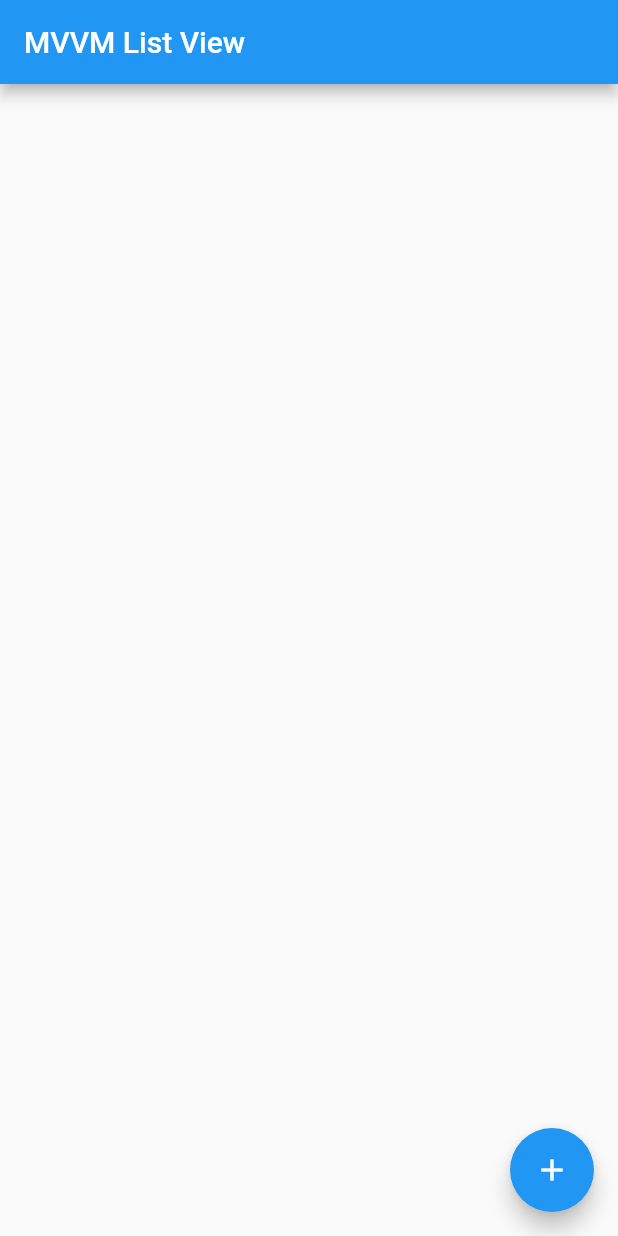
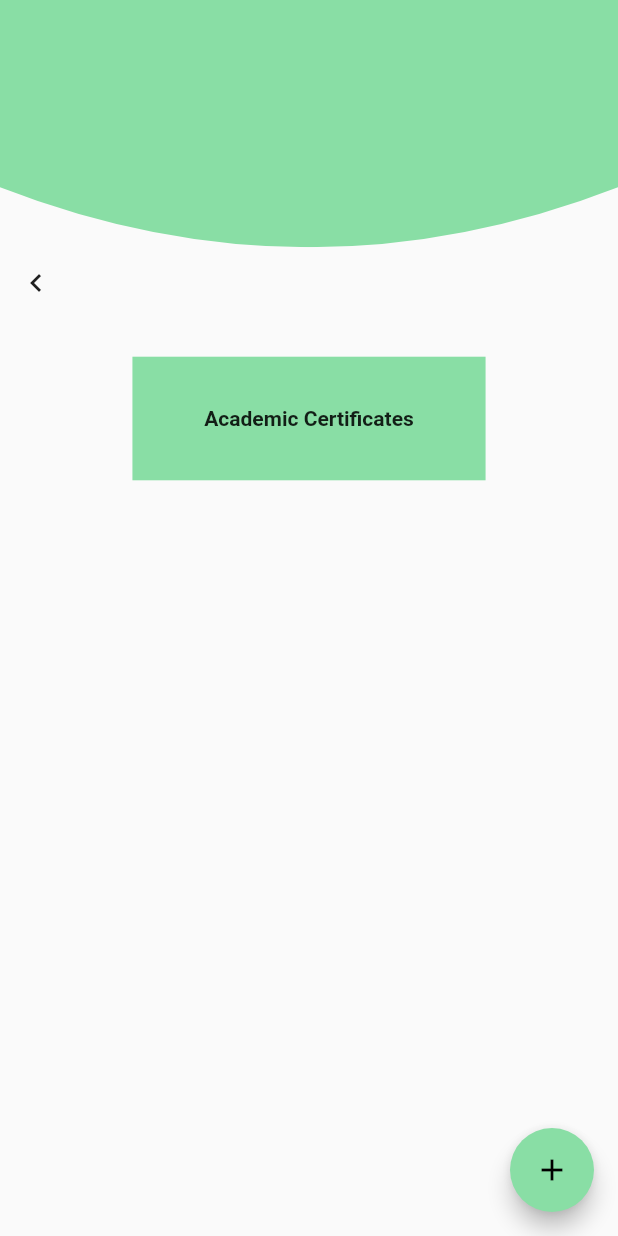
Before and after one commit to BJIT-RnD/HRIS, a Flutter app: the AcademicCertificateView screen opened directly, on a phone screen of 412 x 824 dp. Run offline on Flutter 3.47's test engine with Material 2 defaults, Android fonts, the phone set to English and light mode, and no system bars; our stand-ins replace firebase_core, firebase_messaging, flutter_local_notifications, get, image_picker, introduction_screen and 4 more; accounts and stored records are empty.

Commit message:
Certificate View functionality added.

```diff
--- a/lib/components/rectangle_with_ellipse.dart
+++ b/lib/components/rectangle_with_ellipse.dart
@@ -27,7 +27,7 @@ class RectangleWithEllipse extends StatelessWidget {
 class WaveClipper extends CustomClipper<Path> {
   @override
   bool shouldReclip(covariant CustomClipper<Path> oldClipper) {
-    throw UnimplementedError();
+    return false;
   }
 
   @override
--- a/lib/components/rounded_button.dart
+++ b/lib/components/rounded_button.dart
@@ -1,18 +1,18 @@
 import 'package:flutter/material.dart';
 import 'package:navigation_demo/utils/colors/app_color.dart';
 import 'package:get/get.dart';
-import '../view/signature_view.dart'; // Import the SignatureView class
 
 class RoundedButton extends StatelessWidget {
   final String text;
-  const RoundedButton({super.key, required this.text});
+  final Widget viewName;
+  const RoundedButton({super.key, required this.viewName, required this.text});
 
   @override
   Widget build(BuildContext context) {
     final shapeSize = MediaQuery.of(context).size.width;
     return GestureDetector(
       onTap: () {
-        Get.to(() => SignatureView()); // Navigate to SignatureView on tap
+        Get.to(() => viewName);
       },
       child: Container(
         height: shapeSize / 3.2,
--- a/lib/view/academic_certificates_view.dart
+++ b/lib/view/academic_certificates_view.dart
@@ -3,121 +3,9 @@ import 'package:get/get.dart';
 import 'package:navigation_demo/components/rectangle_with_ellipse.dart';
 import 'package:navigation_demo/utils/colors/app_color.dart';
 import 'package:navigation_demo/utils/constant/constant.dart';
+import 'package:navigation_demo/view/profile_view.dart';
 import '../viewmodel/list_view_model.dart';
 import '../view/list_view_cell.dart';
-
-// class AcademicCertificateView extends StatelessWidget {
-//   const AcademicCertificateView({super.key});
-
-//   @override
-//   Widget build(BuildContext context) {
-//     final width = MediaQuery.of(context).size.width;
-//     return Scaffold(
-//       body: Column(
-//         children: [
-//           RectangleWithEllipse(),
-//           const SizedBox(
-//             height: 25,
-//           ),
-//           Container(
-//             height: displayWidth(context) / 5,
-//             width: displayWidth(context) / 1.75,
-//             decoration: const BoxDecoration(
-//               shape: BoxShape.rectangle,
-//               color: AppColor.primaryColor,
-//             ),
-//             child: Center(
-//               child: Text(
-//                 'academic_certificates'.tr,
-//                 style: const TextStyle(fontWeight: FontWeight.bold),
-//               ),
-//             ),
-//           ),
-//           SizedBox(
-//             height: displayHeight(context) / 12,
-//           ),
-//           Row(
-//             mainAxisAlignment: MainAxisAlignment.spaceAround,
-
-//             children: [
-//               TextButton(
-//                 onPressed: () {},
-//                 style: TextButton.styleFrom(
-//                   backgroundColor: AppColor.buttonAmberColor,
-//                 ),
-//                 child: Text(
-//                   'bsc_certificate'.tr,
-//                   style: const TextStyle(color: Colors.white),
-//                 ),
-//               ),
-//               Container(
-//                 height: 38,
-//                 width: 50,
-//                 decoration: BoxDecoration(
-//                   color: AppColor.buttonAmberColor,
-//                   borderRadius: BorderRadius.circular(8),
-//                 ),
-//                 child: IconButton(
-//                   onPressed: () {},
-//                   icon: const Icon(Icons.edit),
-//                 ),
-//               ),
-//               Container(
-//                 height: 38,
-//                 width: 50,
-//                 decoration: BoxDecoration(
-//                   color: AppColor.buttonAmberColor,
-//                   borderRadius: BorderRadius.circular(8),
-//                 ),
-//                 child: IconButton(
-//                   onPressed: () {},
-//                   icon: const Icon(Icons.download),
-//                 ),
-//               ),
-//               TextButton(
-//                 onPressed: () {},
-//                 style: TextButton.styleFrom(
-//                   backgroundColor: AppColor.buttonAmberColor,
-//                 ),
-//                 child: Text(
-//                   'view'.tr,
-//                   style: const TextStyle(color: Colors.white),
-//                 ),
-//               ),
-//             ],
-//           ),
-//         ],
-//       ),
-//     );
-//   }
-// }
-
-// class AcademicCertificateView extends StatelessWidget {
-//   final ListViewModel listViewModel = Get.put(ListViewModel());
-
-//   @override
-//   Widget build(BuildContext context) {
-//     return Scaffold(
-//       appBar: AppBar(
-//         title: Text('MVVM List View'),
-//       ),
-//       body: Obx(
-//         () => ListView.builder(
-//           itemCount: listViewModel.items.length,
-//           itemBuilder: (context, index) {
-//             return ListViewCell(index);
-//           },
-//         ),
-//       ),
-//       floatingActionButton: FloatingActionButton(
-//         onPressed: () {
-//           listViewModel.addItem('New Item');
-//         },
-//         child: Icon(Icons.add),
-//       ),
-//     );
-//   }
-// }
 
 class AcademicCertificateView extends StatelessWidget {
   final ListViewModel listViewModel = Get.put(ListViewModel());
@@ -126,11 +14,38 @@ class AcademicCertificateView extends StatelessWidget {
   @override
   Widget build(BuildContext context) {
     return Scaffold(
-      appBar: AppBar(
-        title: Text('MVVM List View'),
-      ),
       body: Column(
         children: [
+          RectangleWithEllipse(),
+          Align(
+            alignment: Alignment.topLeft,
+            child: IconButton(
+              onPressed: () {
+                Get.off(const ProfileView());
+              },
+              icon: const Icon(Icons.navigate_before),
+            ),
+          ),
+          const SizedBox(
+            height: 25,
+          ),
+          Container(
+            height: displayWidth(context) / 5,
+            width: displayWidth(context) / 1.75,
+            decoration: const BoxDecoration(
+              shape: BoxShape.rectangle,
+              color: AppColor.primaryColor,
+            ),
+            child: Center(
+              child: Text(
+                'academic_certificates'.tr,
+                style: const TextStyle(fontWeight: FontWeight.bold),
+              ),
+            ),
+          ),
+          SizedBox(
+            height: displayHeight(context) / 12,
+          ),
           Expanded(
             child: Obx(
               () => ListView.builder(
@@ -144,10 +59,14 @@ class AcademicCertificateView extends StatelessWidget {
         ],
       ),
       floatingActionButton: FloatingActionButton(
+        backgroundColor: const Color.fromRGBO(137, 222, 165, 1),
         onPressed: () {
           _showAddItemDialog();
         },
-        child: Icon(Icons.add),
+        child: const Icon(
+          Icons.add,
+          color: Colors.black,
+        ),
       ),
     );
   }
@@ -156,23 +75,23 @@ class AcademicCertificateView extends StatelessWidget {
     showDialog(
       context: Get.overlayContext!,
       builder: (context) => AlertDialog(
-        title: Text('Add New Item'),
+        title: const Text('Add New Item'),
         content: Column(
           mainAxisSize: MainAxisSize.min,
           children: [
             TextField(
               controller: labelController,
-              decoration: InputDecoration(
-                labelText: 'Label',
+              decoration: const InputDecoration(
+                labelText: 'Certificate Name',
               ),
             ),
-            SizedBox(height: 16),
+            const SizedBox(height: 16),
             ElevatedButton(
               onPressed: () {
                 listViewModel.addItem(labelController.text);
                 Get.back(); // Close the dialog
               },
-              child: Text('Add'),
+              child: const Text('Add'),
             ),
           ],
         ),
--- a/lib/view/profile_view.dart
+++ b/lib/view/profile_view.dart
@@ -3,6 +3,8 @@ import 'package:get/get.dart';
 import 'package:navigation_demo/components/rectangle_with_ellipse.dart';
 import 'package:navigation_demo/components/rounded_button.dart';
 import 'package:navigation_demo/utils/colors/app_color.dart';
+import 'package:navigation_demo/view/academic_certificates_view.dart';
+import 'package:navigation_demo/view/signature_view.dart';
 
 class ProfileView extends StatelessWidget {
   const ProfileView({super.key});
@@ -67,11 +69,11 @@ class ProfileView extends StatelessWidget {
             padding: const EdgeInsets.symmetric(horizontal: 50),
             child: Row(
               children: [
-                RoundedButton(text: 'signature'.tr),
+                RoundedButton(viewName: SignatureView(), text: 'signature'.tr),
                 const SizedBox(
                   width: 30,
                 ),
-                RoundedButton(text: 'academic_certificates'.tr),
+                RoundedButton(viewName: AcademicCertificateView(), text: 'academic_certificates'.tr),
               ],
             ),
           ),
@@ -82,11 +84,11 @@ class ProfileView extends StatelessWidget {
             padding: const EdgeInsets.symmetric(horizontal: 50),
             child: Row(
               children: [
-                RoundedButton(text: 'professional_trainings'.tr),
+                RoundedButton(viewName: AcademicCertificateView(), text: 'professional_trainings'.tr),
                 const SizedBox(
                   width: 30,
                 ),
-                RoundedButton(text: 'training_certificates'.tr),
+                RoundedButton(viewName: AcademicCertificateView(), text: 'training_certificates'.tr),
               ],
             ),
           ),
```
Also changed, not shown: lib/main.dart (+2 -6 lines), lib/view/list_view_cell.dart (+34 -17 lines).
